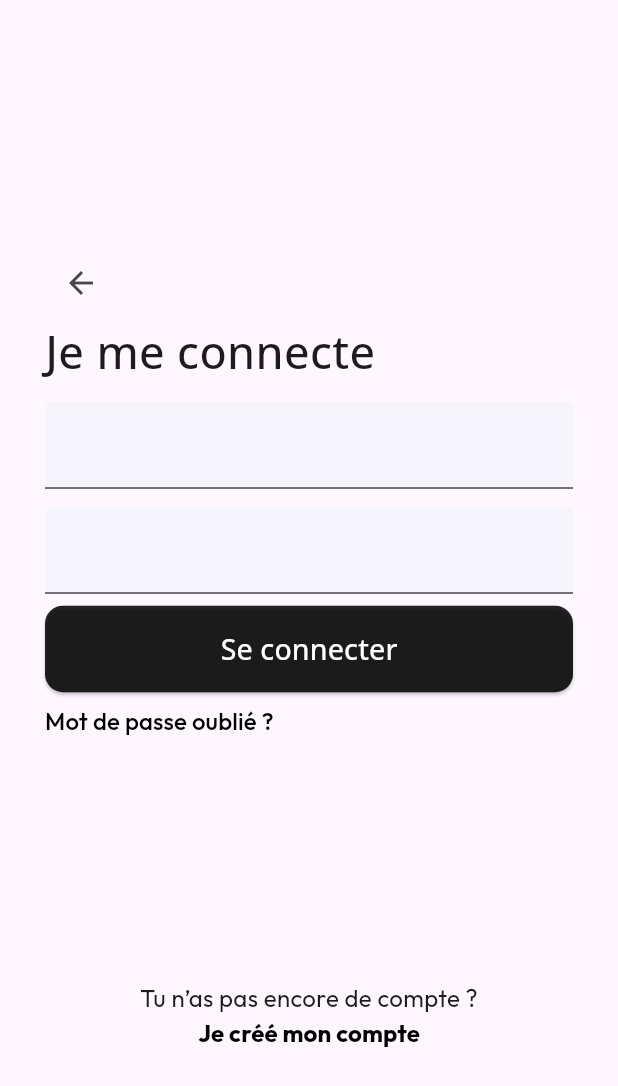
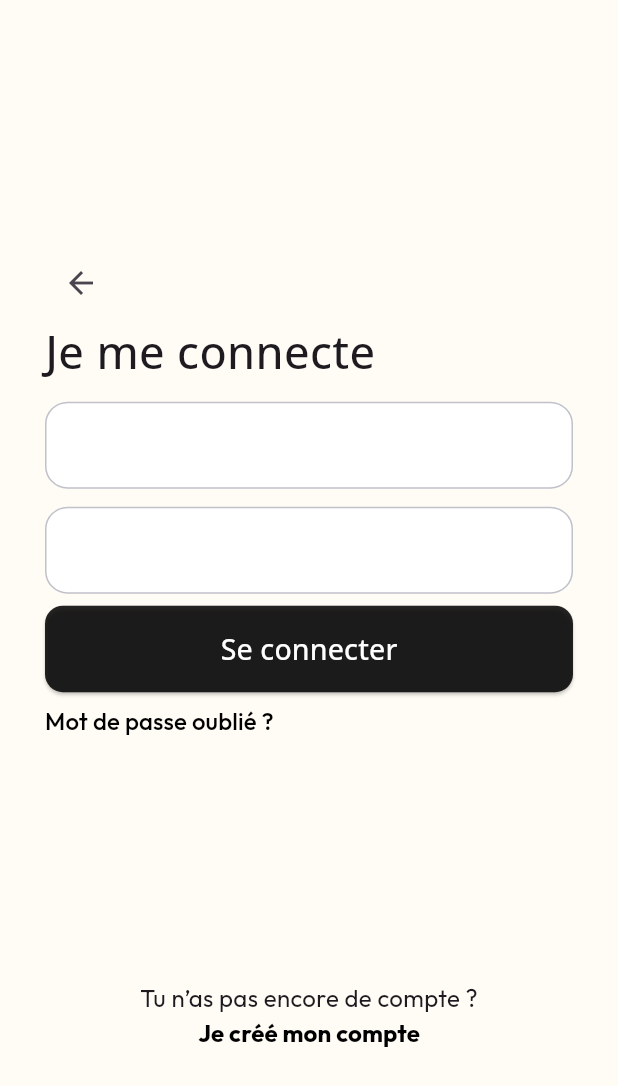
Before and after one commit to hllsebastian/alborada-demo, a Flutter app: the screen it shows after launch, after a tap on "Je me connecte", on a phone screen of 412 x 824 dp. Shown: the top 1086 px of the screen. Run offline on Flutter 3.47's test engine with Material 3 defaults, Android fonts, the phone set to English and light mode, and no system bars; our stand-ins replace google_fonts.

Commit message:
Backbutton widget

```diff
--- a/lib/app/presentation/alborada_ui/widgets/alborada_scaffold_widget.dart
+++ b/lib/app/presentation/alborada_ui/widgets/alborada_scaffold_widget.dart
@@ -1,5 +1,4 @@
 import 'package:flutter/material.dart';
-
 
 class AlboradaScaffoldWidget extends StatelessWidget {
   const AlboradaScaffoldWidget({
@@ -20,6 +19,7 @@ class AlboradaScaffoldWidget extends StatelessWidget {
   @override
   Widget build(BuildContext context) {
     return Scaffold(
+      backgroundColor: const Color(0xFFFFFBF5),
       bottomNavigationBar: bottomNavigationBar,
       appBar: appBar,
       floatingActionButton: floatingActionButton,
--- /dev/null
+++ b/lib/app/presentation/alborada_ui/widgets/back_button.dart
@@ -0,0 +1,13 @@
+import 'package:flutter/material.dart';
+
+class CustomBackButton extends StatelessWidget {
+  const CustomBackButton({super.key});
+
+  @override
+  Widget build(BuildContext context) {
+    return IconButton(
+      onPressed: () => Navigator.pop(context),
+      icon: const Icon(Icons.arrow_back),
+    );
+  }
+}
--- a/lib/app/presentation/alborada_ui/widgets/custom_text_field.dart
+++ b/lib/app/presentation/alborada_ui/widgets/custom_text_field.dart
@@ -90,8 +90,14 @@ class CustomTextField extends StatelessWidget {
             suffixIcon: icon,
             contentPadding: const EdgeInsets.all(14),
             filled: true,
-            fillColor: const Color.fromRGBO(228, 237, 244, 0.3),
-            // enabledBorder: outlinedBorderGray,
+            fillColor: Colors.white,
+            border: OutlineInputBorder(
+                borderRadius: BorderRadius.circular(15.0),
+                borderSide: const BorderSide(color: Colors.red)),
+            enabledBorder: OutlineInputBorder(
+              borderRadius: BorderRadius.circular(15.0),
+              borderSide: const BorderSide(color: Color(0xffC0C1C9)),
+            ),
             //
             // focusedBorder: outlinedBorderGray,
             // focusedErrorBorder: outlinedBorderGray,
@@ -109,7 +115,6 @@ class CustomTextField extends StatelessWidget {
               textHelp!,
               style: Theme.of(context).textTheme.bodySmall!.copyWith(
                     fontWeight: FontWeight.w400,
-                    // color: Palette.mediumGrey,
                     fontSize: 12,
                   ),
             ),
--- a/lib/app/presentation/pages/create_account.dart/create_account_view.dart
+++ b/lib/app/presentation/pages/create_account.dart/create_account_view.dart
@@ -1,4 +1,5 @@
 import 'package:alborada_demo/app/presentation/alborada_ui/widgets/alborada_scaffold_widget.dart';
+import 'package:alborada_demo/app/presentation/alborada_ui/widgets/back_button.dart';
 import 'package:alborada_demo/app/presentation/alborada_ui/widgets/custom_text_field.dart';
 import 'package:alborada_demo/app/presentation/pages/sign_in/widgets/simple_button.dart';
 import 'package:alborada_demo/app/presentation/routes/routes.dart';
@@ -37,9 +38,7 @@ class _LoginBody extends StatelessWidget {
         crossAxisAlignment: CrossAxisAlignment.start,
         children: [
           SizedBox(height: screenSize.height * 0.2),
-          IconButton(
-              onPressed: () => Navigator.pop(context),
-              icon: const Icon(Icons.arrow_back)),
+          const CustomBackButton(),
           Text(
             'Je créé mon compte',
             style:
--- a/lib/app/presentation/pages/forgot_password/forgot_password.dart
+++ b/lib/app/presentation/pages/forgot_password/forgot_password.dart
@@ -1,4 +1,5 @@
 import 'package:alborada_demo/app/presentation/alborada_ui/widgets/alborada_scaffold_widget.dart';
+import 'package:alborada_demo/app/presentation/alborada_ui/widgets/back_button.dart';
 import 'package:alborada_demo/app/presentation/alborada_ui/widgets/custom_text_field.dart';
 import 'package:alborada_demo/app/presentation/pages/sign_in/widgets/simple_button.dart';
 import 'package:flutter/material.dart';
@@ -36,9 +37,7 @@ class _LoginBody extends StatelessWidget {
         crossAxisAlignment: CrossAxisAlignment.start,
         children: [
           SizedBox(height: screenSize.height * 0.2),
-          IconButton(
-              onPressed: () => Navigator.pop(context),
-              icon: const Icon(Icons.arrow_back)),
+          const CustomBackButton(),
           Text(
             'Mot de passe oublié',
             style:
--- a/lib/app/presentation/pages/login/login_view.dart
+++ b/lib/app/presentation/pages/login/login_view.dart
@@ -1,4 +1,5 @@
 import 'package:alborada_demo/app/presentation/alborada_ui/widgets/alborada_scaffold_widget.dart';
+import 'package:alborada_demo/app/presentation/alborada_ui/widgets/back_button.dart';
 import 'package:alborada_demo/app/presentation/alborada_ui/widgets/custom_text_field.dart';
 import 'package:alborada_demo/app/presentation/pages/sign_in/widgets/simple_button.dart';
 import 'package:alborada_demo/app/presentation/routes/routes.dart';
@@ -37,9 +38,7 @@ class _LoginBody extends StatelessWidget {
         crossAxisAlignment: CrossAxisAlignment.start,
         children: [
           SizedBox(height: screenSize.height * 0.2),
-          IconButton(
-              onPressed: () => Navigator.pop(context),
-              icon: const Icon(Icons.arrow_back)),
+          const CustomBackButton(),
           Text(
             'Je me connecte',
             style:
```
